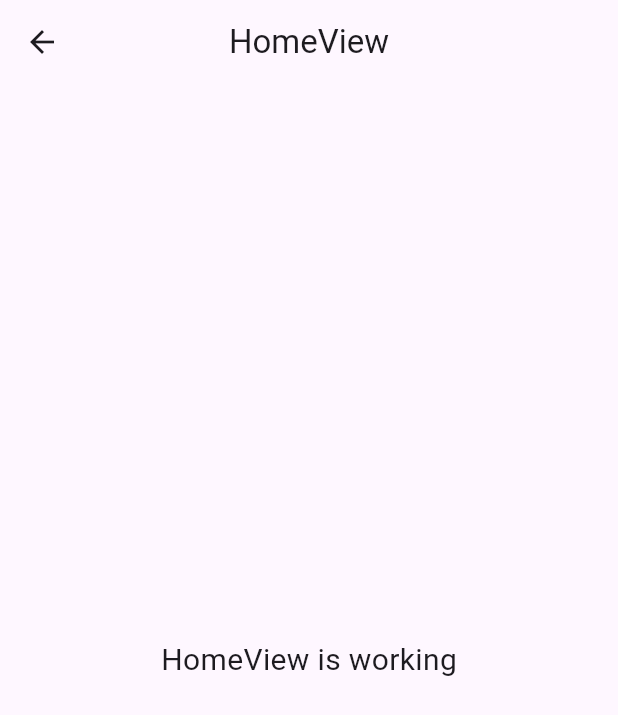
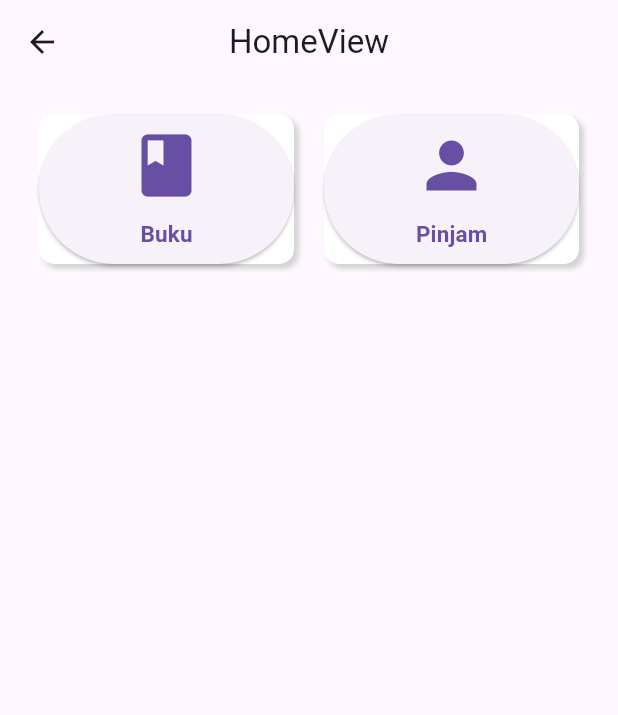
Before and after one commit to RizkyPutraYunanto/peminjam_perpustakaan_c, a Flutter app: the HomeView screen opened by its route, on a phone screen of 412 x 824 dp. Shown: the top 715 px of the screen. Run offline on Flutter 3.47's test engine with Material 3 defaults, Android fonts, the phone set to English and light mode, and no system bars; our stand-ins replace dio, get, get_storage, pretty_dio_logger; accounts and stored records are empty.

Commit message:
bebas apa

```diff
--- a/lib/app/data/konstan/end_point.dart
+++ b/lib/app/data/konstan/end_point.dart
@@ -1,8 +1,9 @@
 class Endpoint {
-  static const String baseUrlApi = "https://perpustakaan.ppksbogor.com/api/v1/petugas/";
+  static const String baseUrlApi = "https://perpustakaan.ppksbogor.com/api/v1/user/";
 
 
   static const String login = "${baseUrlApi}login";
   static const String book = "${baseUrlApi}book";
   static const String pinjam = "${baseUrlApi}pinjam";
+  static const String register = "${baseUrlApi}register";
 }
--- a/lib/app/data/provider/storage_provider.dart
+++ b/lib/app/data/provider/storage_provider.dart
@@ -24,4 +24,5 @@ class StorageProvider {
 
 class StorageKey {
   static const String status = "status";
+  static const String iduser = "iduser";
 }
--- a/lib/app/modules/home/views/home_view.dart
+++ b/lib/app/modules/home/views/home_view.dart
@@ -1,6 +1,7 @@
 import 'package:flutter/material.dart';
 
 import 'package:get/get.dart';
+import 'package:peminjam_perpustakaan_c/app/routes/app_pages.dart';
 
 import '../controllers/home_controller.dart';
 
@@ -13,12 +14,76 @@ class HomeView extends GetView<HomeController> {
         title: const Text('HomeView'),
         centerTitle: true,
       ),
-      body: const Center(
-        child: Text(
-          'HomeView is working',
-          style: TextStyle(fontSize: 20),
-        ),
-      ),
+        body: Column(
+          children: [
+            Container(
+              width: double.infinity,
+              height: 20,
+            ),
+            Row(
+              mainAxisAlignment: MainAxisAlignment.center,
+              children: [
+                Container(
+                  decoration: BoxDecoration(
+                      color: Colors.white,
+                      borderRadius: BorderRadius.all(Radius.circular(10)),
+                      boxShadow: [
+                        BoxShadow(
+                          color: Color(0xd4d4d4).withOpacity(1),
+                          offset: Offset(3, 3),
+                          blurRadius: 2,
+                          spreadRadius: 0,
+                        )
+                      ]),
+                  height: 100,
+                  width: 170,
+                  child: ElevatedButton(
+                    onPressed: (){Get.toNamed(Routes.BOOK);}, child: Column(
+                    crossAxisAlignment: CrossAxisAlignment.center,
+                    mainAxisAlignment: MainAxisAlignment.spaceEvenly,
+                    children: [
+                      Icon(Icons.book, size: 50),
+                      Text("Buku", textAlign: TextAlign.left, style: TextStyle(fontWeight: FontWeight.bold, fontSize: 15))
+                    ],
+                  ),
+                  ),
+                ),
+                SizedBox(
+                  width: 20,
+                ),
+                Container(
+                  decoration: BoxDecoration(
+                      color: Colors.white,
+                      borderRadius: BorderRadius.all(Radius.circular(10)),
+                      boxShadow: [
+                        BoxShadow(
+                          color: Color(0xd4d4d4).withOpacity(1),
+                          offset: Offset(3, 3),
+                          blurRadius: 2,
+                          spreadRadius: 0,
+                        )
+                      ]),
+                  height: 100,
+                  width: 170,
+                  child: ElevatedButton(
+                    onPressed: (){Get.toNamed(Routes.PEMINJAM);}, child: Column(
+                    crossAxisAlignment: CrossAxisAlignment.center,
+                    mainAxisAlignment: MainAxisAlignment.spaceEvenly,
+                    children: [
+                      Icon(Icons.person, size: 50),
+                      Text("Pinjam", textAlign: TextAlign.left, style: TextStyle(fontWeight: FontWeight.bold, fontSize: 15))
+                    ],
+                  ),
+                  ),
+                ),
+              ],
+            ),
+            Padding(
+              padding: EdgeInsets.only(top: 20),
+            ),
+
+          ],
+        )
     );
   }
 }
--- a/lib/app/modules/login/controllers/login_controller.dart
+++ b/lib/app/modules/login/controllers/login_controller.dart
@@ -8,6 +8,7 @@ import 'package:peminjam_perpustakaan_c/app/data/provider/api_provider.dart';
 import 'package:peminjam_perpustakaan_c/app/data/provider/storage_provider.dart';
 
 import '../../../data/konstan/end_point.dart';
+import '../../../data/model/respon_login.dart';
 import '../../../routes/app_pages.dart';
 
 class LoginController extends GetxController {
@@ -48,7 +49,9 @@ class LoginController extends GetxController {
             }));
 
         if (response.statusCode == 200) {
+          final ResponLogin responseLogin = ResponLogin.fromJson(response.data);
           await StorageProvider.write(StorageKey.status, "logged");
+          await StorageProvider.write(StorageKey.iduser, responseLogin.data!.id!.toString());
           Get.offAllNamed(Routes.HOME);
         } else {
           Get.snackbar("Sorry", "Login Gagal", backgroundColor: Colors.orange);
--- a/lib/app/modules/login/views/login_view.dart
+++ b/lib/app/modules/login/views/login_view.dart
@@ -2,6 +2,7 @@ import 'package:flutter/material.dart';
 
 import 'package:get/get.dart';
 
+import '../../../routes/app_pages.dart';
 import '../controllers/login_controller.dart';
 
 class LoginView extends GetView<LoginController> {
@@ -49,7 +50,10 @@ class LoginView extends GetView<LoginController> {
                       controller.login();
                     },
                     child: Text('Login'),
-                  )),
+                  )
+                  ),
+                  ElevatedButton(onPressed: ()=>Get.toNamed(Routes.REGISTER),
+                      child: Text("Open Register"))
                 ])),
       ),
     );
```
Also changed, not shown: lib/app/modules/register/controllers/register_controller.dart (+54 -2 lines), lib/app/modules/register/views/register_view.dart (+64 -6 lines).
